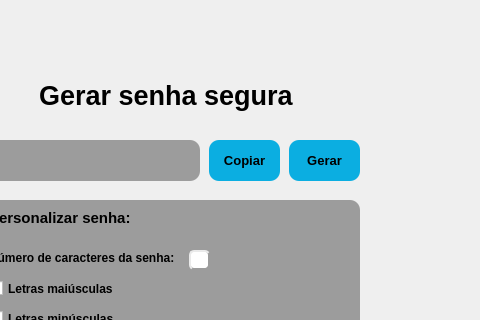
Old version of the form telas_pyqt/tela_gerar_senha.ui in the repository filipe-mateus/Engenharia-de-Software-II; both pictures show x 161 to 641 and y 0 to 320 of the 641 by 598 pixel window.
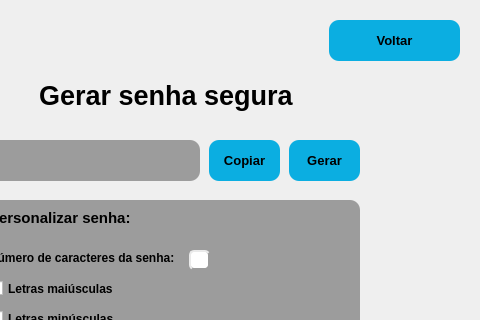
New version of the form.

What changed in the file:
```diff
--- a/telas_pyqt/tela_gerar_senha.ui
+++ b/telas_pyqt/tela_gerar_senha.ui
@@ -10,6 +10,12 @@
     <height>598</height>
    </rect>
   </property>
+  <property name="font">
+   <font>
+    <weight>75</weight>
+    <bold>true</bold>
+   </font>
+  </property>
   <property name="windowTitle">
    <string>MainWindow</string>
   </property>
@@ -297,6 +303,32 @@
     <property name="styleSheet">
      <string notr="true">background: rgb(156, 156, 156);
 border-radius: 10px;</string>
+    </property>
+    <property name="text">
+     <string/>
+    </property>
+   </widget>
+   <widget class="QPushButton" name="pushButton_volta">
+    <property name="geometry">
+     <rect>
+      <x>490</x>
+      <y>20</y>
+      <width>131</width>
+      <height>41</height>
+     </rect>
+    </property>
+    <property name="font">
+     <font>
+      <pointsize>10</pointsize>
+      <weight>75</weight>
+      <bold>true</bold>
+     </font>
+    </property>
+    <property name="styleSheet">
+     <string notr="true">QPushButton{ background: #0BAEE1;border-radius: 10px;}QPushButton:hover{color: white;}</string>
+    </property>
+    <property name="text">
+     <string>Voltar</string>
     </property>
    </widget>
    <zorder>label_background_cinz</zorder>
```
Left out of the diff: 13 changed lines with no effect on the pictures.
